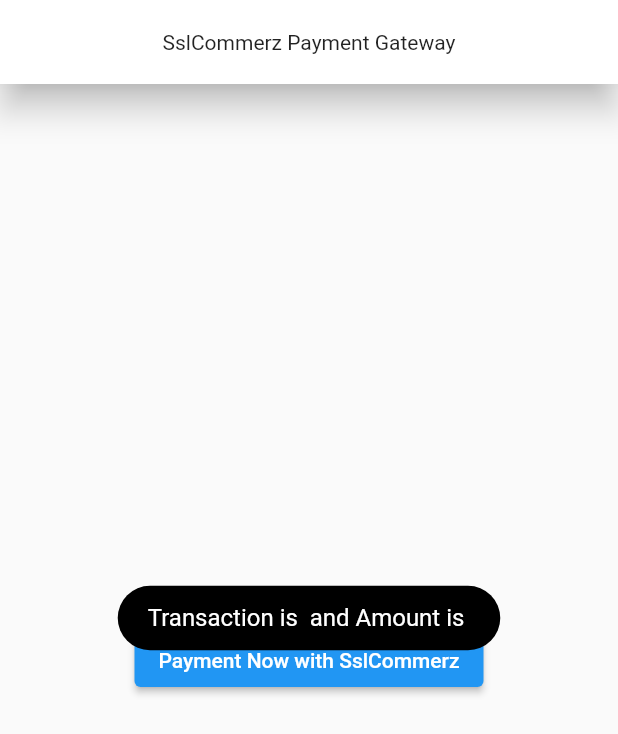
After one commit to sadman-ichha/Flutter-Avenue, a Flutter app: the screen it shows after launch, after a tap on "Payment Now with SslCommerz", on a phone screen of 412 x 824 dp. The commit adds this screen. Shown: the top 734 px of the screen. Run offline on Flutter 3.47's test engine with Material 2 defaults, Android fonts, the phone set to English and light mode, and no system bars; our stand-ins replace fluttertoast, google_maps_flutter, google_mobile_ads, image_picker, location; missing offline and left inert: flutter_sslcommerz, flutter_stripe; network calls fail.

Commit message:
SslCommerz Payment Done

```diff
--- /dev/null
+++ b/lib/Payment Gateway/SSl Commerce/ssl_commerz.dart
@@ -0,0 +1,99 @@
+import 'package:flutter/material.dart';
+import 'package:flutter_sslcommerz/model/SSLCSdkType.dart';
+import 'package:flutter_sslcommerz/model/SSLCTransactionInfoModel.dart';
+import 'package:flutter_sslcommerz/model/SSLCurrencyType.dart';
+import 'package:flutter_sslcommerz/sslcommerz.dart';
+import 'package:flutter_sslcommerz/model/SSLCommerzInitialization.dart';
+import 'package:fluttertoast/fluttertoast.dart';
+
+class SslCommerzPaymentScreen extends StatelessWidget {
+  const SslCommerzPaymentScreen({super.key});
+
+  // const PaymentScreen({super.key});
+
+  Future<void> sslCommerzCall(double amount) async {
+    Sslcommerz sslcommerz = Sslcommerz(
+      initializer: SSLCommerzInitialization(
+        store_id: "sadma642014e6b4429",
+        store_passwd: "sadma642014e6b4429@ssl",
+        total_amount: amount,
+        currency: SSLCurrencyType.BDT,
+        tran_id: "12123",
+        product_category: "Food",
+        sdkType: SSLCSdkType.TESTBOX,
+      ),
+    );
+
+    // try {
+    //   SSLCTransactionInfoModel result = await sslcommerz.payNow();
+    //   if (result.status!.toLowerCase() == "failed") {
+    //     snackBar(title: "Transaction is Failed....");
+    //   } else if (result.status!.toLowerCase() == "closed") {
+    //     snackBar(title: "SDK Closed by User");
+    //   } else {
+    //     snackBar(
+    //         title:
+    //             "Transaction is ${result.status} and Amount is ${result.amount}");
+    //   }
+    // } catch (e) {
+    //   // print(e.toString());
+    //   debugPrint(e.toString());
+    // }
+    try {
+      SSLCTransactionInfoModel result = await sslcommerz.payNow();
+
+      if (result.status!.toLowerCase() == "failed") {
+        Fluttertoast.showToast(
+          msg: "Transaction is Failed....",
+          toastLength: Toast.LENGTH_SHORT,
+          gravity: ToastGravity.CENTER,
+          timeInSecForIosWeb: 1,
+          backgroundColor: Colors.red,
+          textColor: Colors.white,
+          fontSize: 16.0,
+        );
+      } else if (result.status!.toLowerCase() == "closed") {
+        Fluttertoast.showToast(
+          msg: "SDK Closed by User",
+          toastLength: Toast.LENGTH_SHORT,
+          gravity: ToastGravity.CENTER,
+          timeInSecForIosWeb: 1,
+          backgroundColor: Colors.red,
+          textColor: Colors.white,
+          fontSize: 16.0,
+        );
+      } else {
+        Fluttertoast.showToast(
+            msg:
+                "Transaction is ${result.status} and Amount is ${result.amount}",
+            toastLength: Toast.LENGTH_SHORT,
+            gravity: ToastGravity.CENTER,
+            timeInSecForIosWeb: 1,
+            backgroundColor: Colors.black,
+            textColor: Colors.white,
+            fontSize: 16.0);
+      }
+    } catch (e) {
+      debugPrint(e.toString());
+    }
+  }
+
+  @override
+  Widget build(BuildContext context) {
+    return Scaffold(
+      appBar: AppBar(
+        title: Text("SslCommerz Payment Gateway",
+            style: Theme.of(context).textTheme.bodyMedium),
+        centerTitle: true,
+        elevation: 9,
+        backgroundColor: Colors.white,
+      ),
+      body: Center(
+        child: ElevatedButton(
+          onPressed: () => sslCommerzCall(500.0),
+          child: const Text("Payment Now with SslCommerz"),
+        ),
+      ),
+    );
+  }
+}
--- a/lib/Payment Gateway/Stripe/payment_screen.dart
+++ b/lib/Payment Gateway/Stripe/payment_screen.dart
@@ -1,9 +1,9 @@
 import 'package:flutter/material.dart';
 import 'package:flutter_avenue/Payment%20Gateway/Stripe/payment_controllar.dart';
 
-class PaymentScreen extends StatelessWidget {
+class StripePaymentScreen extends StatelessWidget {
   //const PaymentScreen({super.key});
-  PaymentScreen({super.key});
+  StripePaymentScreen({super.key});
   StripeController stripeController = StripeController();
 
   @override
--- a/lib/main.dart
+++ b/lib/main.dart
@@ -1,7 +1,7 @@
 import 'package:flutter/material.dart';
 import 'package:google_mobile_ads/google_mobile_ads.dart';
 import 'package:provider/provider.dart';
-import 'Payment Gateway/Stripe/payment_screen.dart';
+import 'Payment Gateway/SSl Commerce/ssl_commerz.dart';
 import 'package:flutter_stripe/flutter_stripe.dart';
 import 'packages/Provider/eligibility_provider_screen.dart';
 
@@ -32,7 +32,7 @@
     return MaterialApp(
       title: "Flutter Avenue",
       debugShowCheckedModeBanner: false,
-      home: PaymentScreen(),
+      home: SslCommerzPaymentScreen(),
     );
   }
 }
--- a/pubspec.yaml
+++ b/pubspec.yaml
@@ -38,12 +38,13 @@
   google_maps_flutter: ^2.2.4
   provider: ^6.0.5
   http: ^0.13.5
-
+  flutter_sslcommerz: ^2.2.2-nullsafety.0
+  flutter_stripe: ^9.0.0+1
 
   # The following adds the Cupertino Icons font to your application.
   # Use with the CupertinoIcons class for iOS style icons.
   cupertino_icons: ^1.0.2
-  flutter_stripe: ^9.0.0+1
+
 
 dev_dependencies:
   flutter_test:
```
Also changed, not shown: pubspec.lock.
